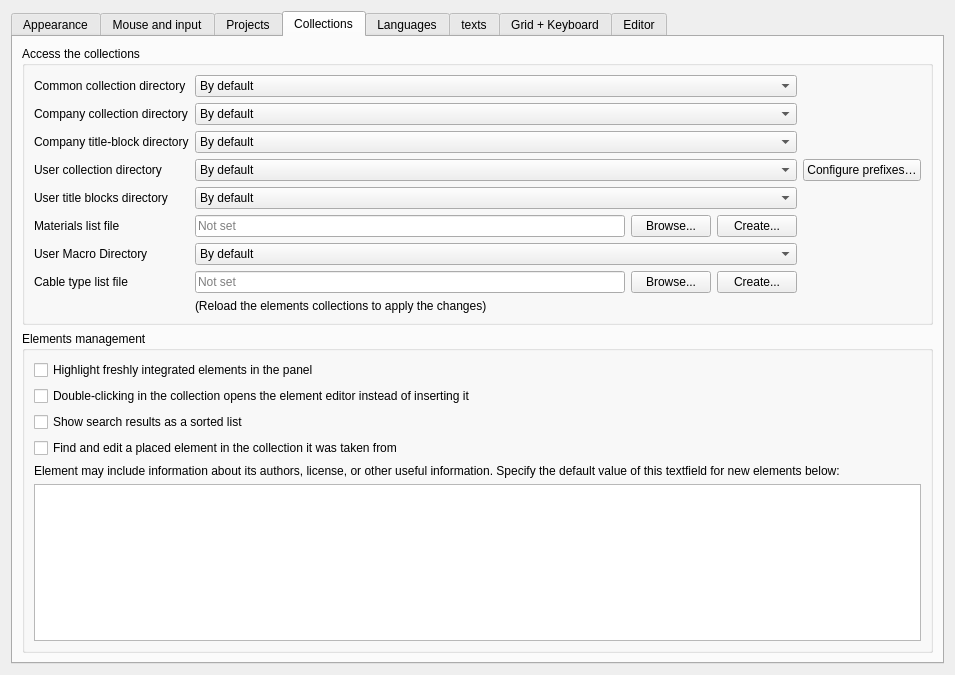
The window that sources/ui/configpage/generalconfigurationpage.ui (qelectrotech/qelectrotech-source-mirror) describes before a commit, drawn with Qt 5.
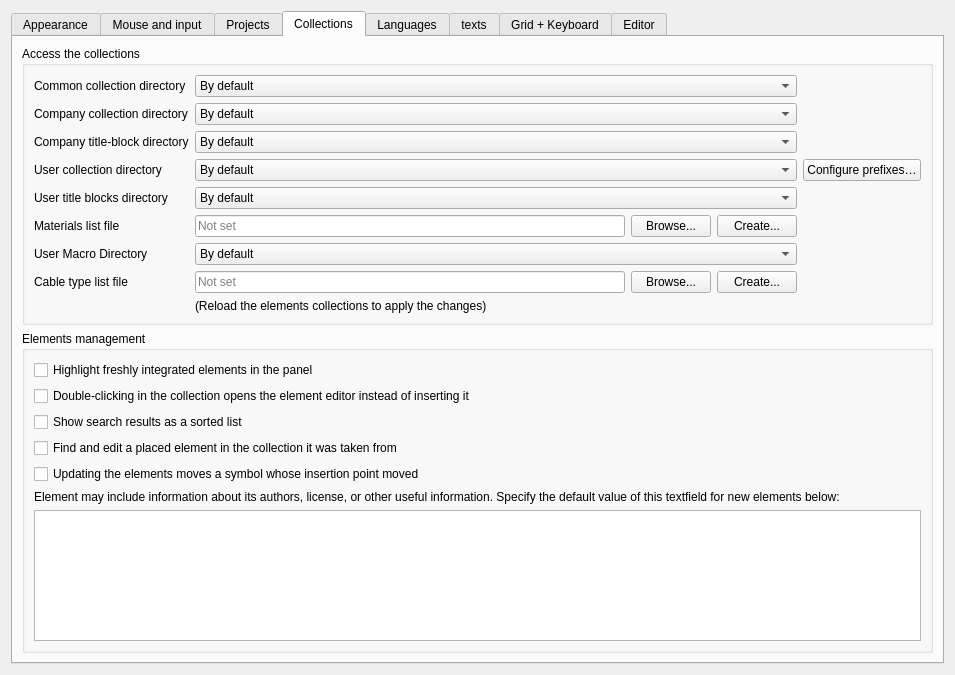
The same window after the commit. The open tabs and pages were chosen to show the change. Custom widgets are drawn as their Qt base class.

Commit message: Update elements: move a symbol whose insertion point moved, as a setting

Patch:
```diff
--- a/sources/ui/configpage/generalconfigurationpage.ui
+++ b/sources/ui/configpage/generalconfigurationpage.ui
@@ -1195,6 +1195,16 @@
             </property>
            </widget>
           </item>
+          <item>
+           <widget class="QCheckBox" name="m_update_follows_moved_origin_cb">
+            <property name="text">
+             <string>Updating the elements moves a symbol whose insertion point moved</string>
+            </property>
+            <property name="toolTip">
+             <string>Project &gt; Update elements from the collections: when a symbol's drawing was moved as a whole, its insertion point set elsewhere, each placed symbol is moved back by the same offset, so its terminals, conductors and texts stay where they are. Unticked by default: such a symbol keeps its old drawing and is listed.</string>
+            </property>
+           </widget>
+          </item>
           <item>
            <widget class="QLabel" name="label_4">
             <property name="text">
```
The commit also changes 13 other files.
